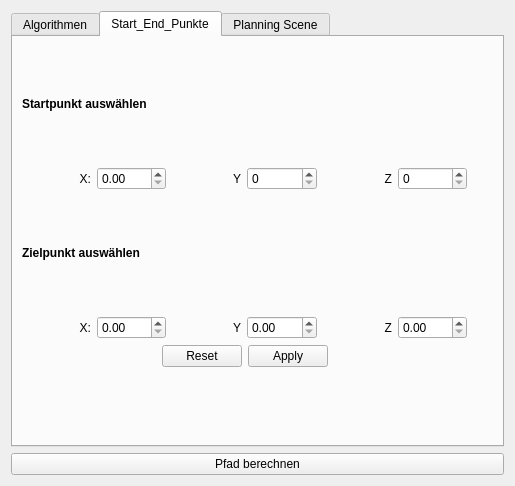
Before: the Qt Designer form rqt_mypkg/resource/MyPlugin.ui in mounteverset/moveit_path_visualizer, drawn with Qt 5.
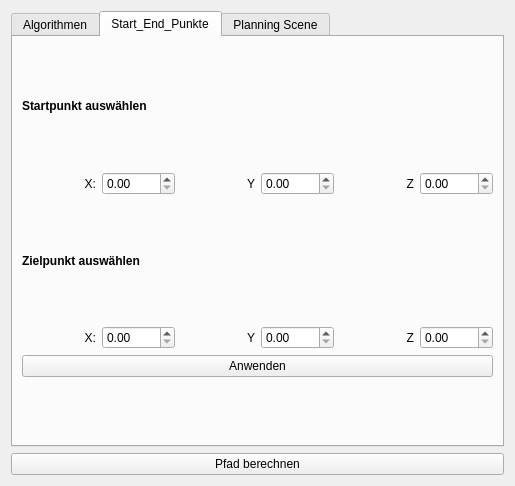
After: the same form once the commit is applied.

Commit message: apply button

Diff of the .ui file:
```diff
--- a/rqt_mypkg/resource/MyPlugin.ui
+++ b/rqt_mypkg/resource/MyPlugin.ui
@@ -79,8 +79,8 @@
         <rect>
          <x>9</x>
          <y>9</y>
-         <width>445</width>
-         <height>321</height>
+         <width>471</width>
+         <height>331</height>
         </rect>
        </property>
        <layout class="QVBoxLayout" name="verticalLayout_2">
@@ -123,7 +123,7 @@
            </widget>
           </item>
           <item>
-           <widget class="QSpinBox" name="spinBox"/>
+           <widget class="QDoubleSpinBox" name="doubleSpinBox_y1"/>
           </item>
           <item>
            <widget class="QLabel" name="label_6">
@@ -136,7 +136,7 @@
            </widget>
           </item>
           <item>
-           <widget class="QSpinBox" name="spinBox_2"/>
+           <widget class="QDoubleSpinBox" name="doubleSpinBox_z1"/>
           </item>
          </layout>
         </item>
@@ -197,15 +197,9 @@
          </layout>
         </item>
         <item>
-         <widget class="QDialogButtonBox" name="buttonBox">
-          <property name="orientation">
-           <enum>Qt::Horizontal</enum>
-          </property>
-          <property name="standardButtons">
-           <set>QDialogButtonBox::Apply|QDialogButtonBox::Reset</set>
-          </property>
-          <property name="centerButtons">
-           <bool>true</bool>
+         <widget class="QPushButton" name="pushButton_apply">
+          <property name="text">
+           <string>Anwenden</string>
           </property>
          </widget>
         </item>
```
Left out of the diff: 8 changed lines with no effect on the pictures. The commit also changes 1 other file.
